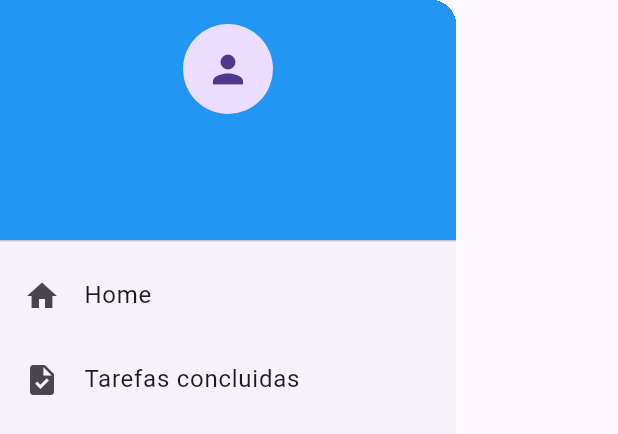
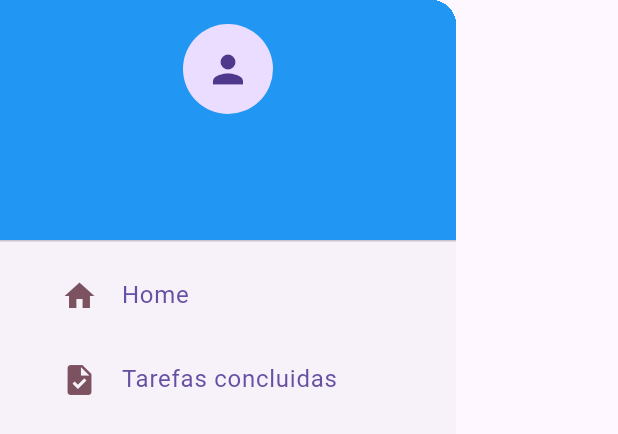
Before and after one commit to weesleycabral/todo, a Flutter app: the MyDrawer widget shown alone on an empty page, opened directly, on a phone screen of 412 x 824 dp. Shown: the top 434 px of the screen. Run offline on Flutter 3.47's test engine with Material 3 defaults, Android fonts, the phone set to English and light mode, and no system bars; our stand-ins replace flutter_native_splash, flutter_screenutil, sqflite; accounts and stored records are empty.

Commit message:
feat: Add MyDrawerTile widget for custom drawer items

```diff
--- a/lib/app/ui/widgets/my_drawer.dart
+++ b/lib/app/ui/widgets/my_drawer.dart
@@ -1,4 +1,5 @@
 import 'package:flutter/material.dart';
+import 'package:todo/app/ui/widgets/my_drawer_tile.dart';
 
 class MyDrawer extends StatelessWidget {
   const MyDrawer({super.key});
@@ -37,16 +38,16 @@ class MyDrawer extends StatelessWidget {
           ),
           Column(
             children: <Widget>[
-              ListTile(
-                title: const Text('Home'),
-                leading: const Icon(Icons.home),
+              MyDrawerTile(
+                text: 'Home',
+                icon: Icons.home,
                 onTap: () {
                   navigateOrCloseDrawer(context);
                 },
               ),
-              ListTile(
-                title: const Text('Tarefas concluidas'),
-                leading: const Icon(Icons.task),
+              MyDrawerTile(
+                text: 'Tarefas concluidas',
+                icon: Icons.task,
                 onTap: () {
                   Navigator.pushNamed(context, '/todosDone');
                 },
--- /dev/null
+++ b/lib/app/ui/widgets/my_drawer_tile.dart
@@ -0,0 +1,35 @@
+import 'package:flutter/material.dart';
+
+class MyDrawerTile extends StatelessWidget {
+  final String text;
+  final IconData? icon;
+  final Widget? trailing;
+  final void Function()? onTap;
+
+  const MyDrawerTile({
+    super.key,
+    required this.text,
+    this.icon,
+    this.onTap,
+    this.trailing,
+  });
+
+  @override
+  Widget build(BuildContext context) {
+    return Padding(
+      padding: const EdgeInsets.only(left: 25.0),
+      child: ListTile(
+        title: Text(
+          text,
+          style: TextStyle(color: Theme.of(context).colorScheme.primary),
+        ),
+        trailing: trailing,
+        leading: Icon(
+          icon,
+          color: Theme.of(context).colorScheme.tertiary,
+        ),
+        onTap: onTap,
+      ),
+    );
+  }
+}
```
